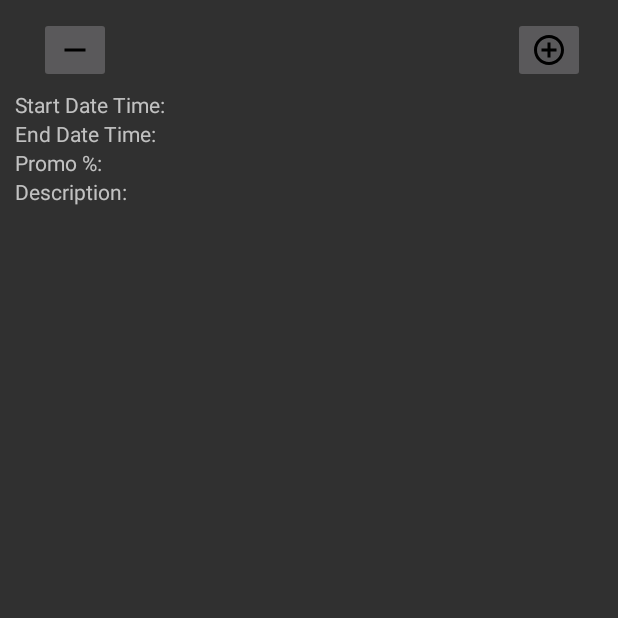
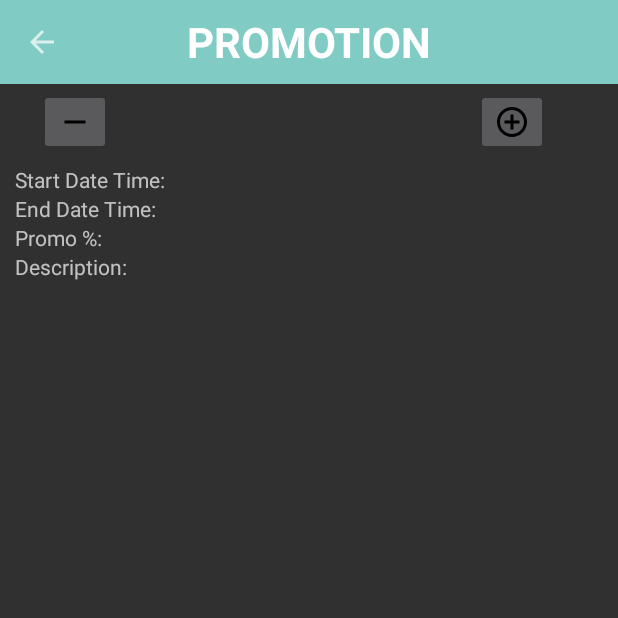
Before and after one commit to detan1993/FERAV1, an Android app: the ViewPromotionActivity screen opened directly, with no data from a screen before it, on a phone screen of 412 x 824 dp, the top half of it. Run offline under Robolectric (Android 15) with nearby library versions, the phone set to English and light mode, and no system bars.

Commit message:
ui fixes

```diff
--- a/app/src/main/java/com/example/shanw/ferav1/activity/PromotionActivity.java
+++ b/app/src/main/java/com/example/shanw/ferav1/activity/PromotionActivity.java
@@ -220,8 +220,8 @@ public class PromotionActivity extends AppCompatActivity {
         });
     }
 
-    public void goHome(View view){
-        startActivity(new Intent(PromotionActivity.this, RestaurantStaffActivity.class));
+    public void goBackPromo(View view){
+        startActivity(new Intent(PromotionActivity.this, ViewPromotionActivity.class));
     }
 
     public void createPromo(){
--- a/app/src/main/java/com/example/shanw/ferav1/activity/ViewPromotionActivity.java
+++ b/app/src/main/java/com/example/shanw/ferav1/activity/ViewPromotionActivity.java
@@ -36,6 +36,12 @@ public class ViewPromotionActivity extends AppCompatActivity {
         TextView startdatetime = findViewById(R.id.startdatetime);
         TextView enddatetime = findViewById(R.id.enddatetime);
         TextView desc = findViewById(R.id.description);
+    }
+
+    public void goHomePromo(View view){
+        Intent i = new Intent(this,RestaurantStaffActivity.class);
+        startActivity(i);
+
     }
     public void loadPromo() {
         new AsyncTask<Void, Void, String>() {
--- a/app/src/main/res/layout/activity_promotion.xml
+++ b/app/src/main/res/layout/activity_promotion.xml
@@ -17,7 +17,7 @@
             android:layout_width="match_parent"
             android:layout_height="?attr/actionBarSize"
             android:background="?attr/colorAccent"
-            android:onClick="goHome"
+            android:onClick="goBackPromo"
             app:navigationIcon="?attr/homeAsUpIndicator">
 
             <TextView
@@ -25,7 +25,7 @@
                 android:layout_width="wrap_content"
                 android:layout_height="wrap_content"
                 android:layout_gravity="center"
-                android:text="PROMOTION"
+                android:text="CREATE PROMOTION"
                 android:textColor="#ffff"
                 android:textSize="28sp"
                 android:textStyle="bold" />
--- a/app/src/main/res/layout/activity_view_promotion.xml
+++ b/app/src/main/res/layout/activity_view_promotion.xml
@@ -6,14 +6,34 @@
     android:layout_height="match_parent"
     tools:context="com.example.shanw.ferav1.activity.ViewPromotionActivity">
 
+    <android.support.v7.widget.Toolbar
+        android:id="@+id/toolbar"
+        android:layout_width="match_parent"
+        android:layout_height="?attr/actionBarSize"
+        android:background="?attr/colorAccent"
+        android:onClick="goHomePromo"
+        app:navigationIcon="?attr/homeAsUpIndicator">
+
+        <TextView
+            android:id="@+id/textView"
+            android:layout_width="wrap_content"
+            android:layout_height="wrap_content"
+            android:layout_gravity="center"
+            android:text="PROMOTION"
+            android:textColor="#ffff"
+            android:textSize="28sp"
+            android:textStyle="bold" />
+
+    </android.support.v7.widget.Toolbar>
+
+
     <ImageButton
         android:id="@+id/addBtn"
         android:layout_width="wrap_content"
         android:layout_height="wrap_content"
-        android:layout_alignParentEnd="true"
+        android:layout_alignEnd="@+id/tableLayout"
         android:layout_alignParentTop="true"
-        android:layout_marginEnd="22dp"
-        android:layout_marginTop="11dp"
+        android:layout_marginTop="59dp"
         app:srcCompat="@drawable/ic_add_circle_outline_black_24dp" />
 
     <TableLayout
@@ -21,7 +41,7 @@
         android:layout_width="wrap_content"
         android:layout_height="wrap_content"
         android:layout_marginLeft="10dp"
-        android:layout_marginTop="60dp">
+        android:layout_marginTop="110dp">
 
         <TableRow
             android:layout_width="match_parent"
```
